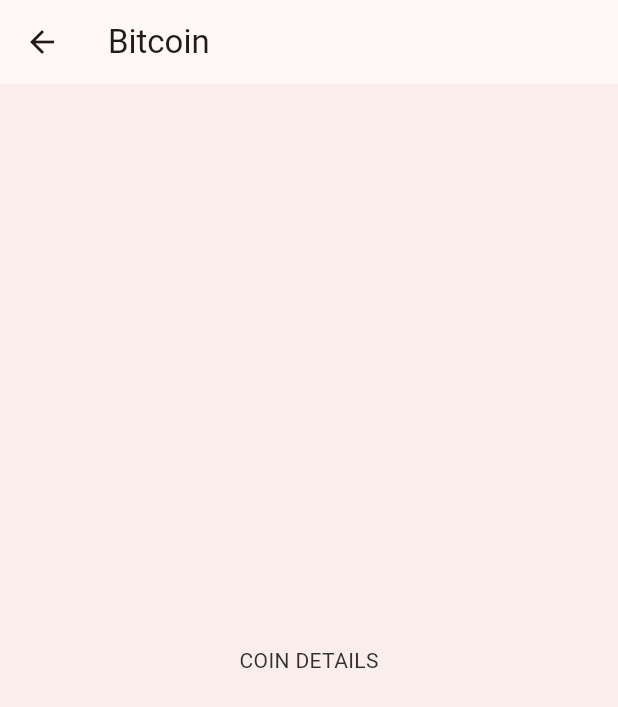
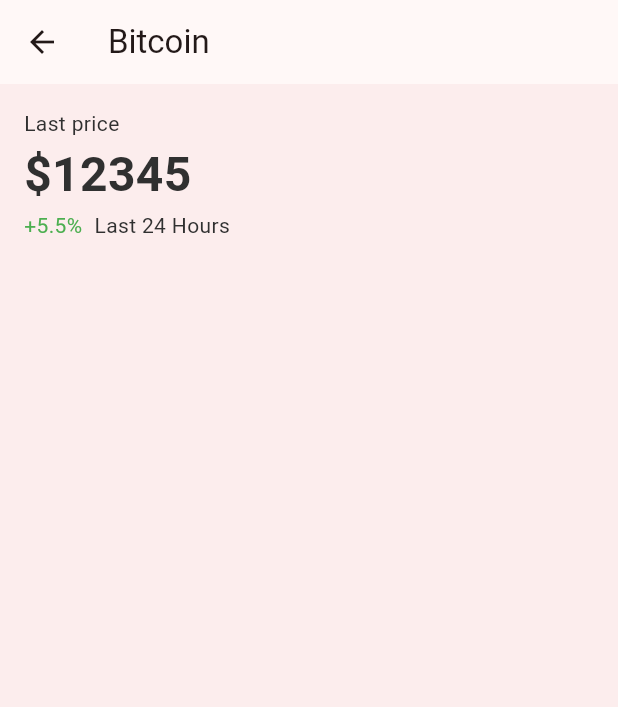
Before and after one commit to joeyprint/thaimart_exam_app, a Flutter app: the CoinDetailsPage screen opened directly, on a phone screen of 412 x 824 dp. Shown: the top 707 px of the screen. Run offline on Flutter 3.47's test engine with Material 3 defaults, Android fonts, the phone set to English and light mode, and no system bars; our stand-ins replace get; Roboto replaces fonts that are missing (Prompt).

Commit message:
feat: add mock data of proce

```diff
--- a/lib/routes/coin_details_page/coin_details_page.dart
+++ b/lib/routes/coin_details_page/coin_details_page.dart
@@ -1,5 +1,6 @@
 import 'package:flutter/material.dart';
 import 'package:thaimart_exam_app/widgets/bases/palette_theme.dart';
+import 'package:thaimart_exam_app/widgets/bases/typography_theme.dart';
 
 class CoinDetailsPage extends StatelessWidget {
   const CoinDetailsPage({super.key});
@@ -9,7 +10,30 @@
       appBar: AppBar(title: const Text('Bitcoin')),
       body: Container(
         color: primarySwatch.shade50,
-        child: Center(child: Text('COIN DETAILS')),
+        child: Column(
+          children: [
+            SizedBox(
+              width: double.infinity,
+              child: Padding(
+                padding: const EdgeInsets.all(16),
+                child: Column(
+                  crossAxisAlignment: CrossAxisAlignment.start,
+                  children: [
+                    Text("Last price"),
+                    Text('\$12345', style: textTheme.headlineLarge),
+                    Row(
+                      spacing: 8,
+                      children: [
+                        Text('+5.5%', style: TextStyle(color: Colors.green)),
+                        Text('Last 24 Hours'),
+                      ],
+                    ),
+                  ],
+                ),
+              ),
+            ),
+          ],
+        ),
       ),
     );
   }
```
